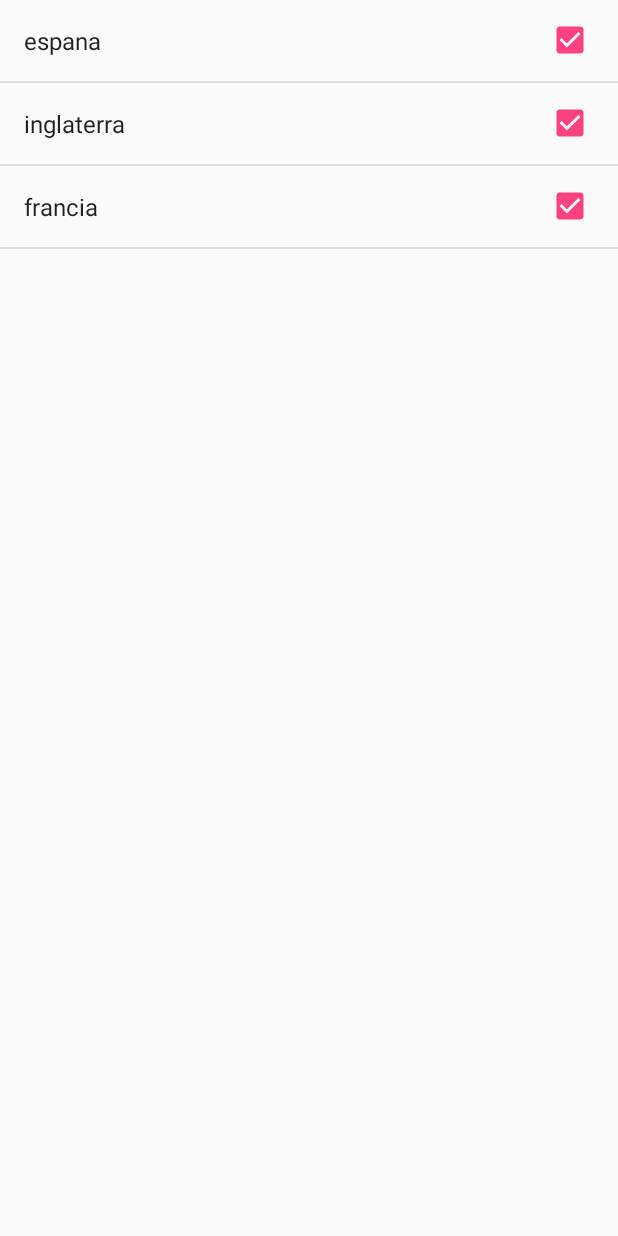
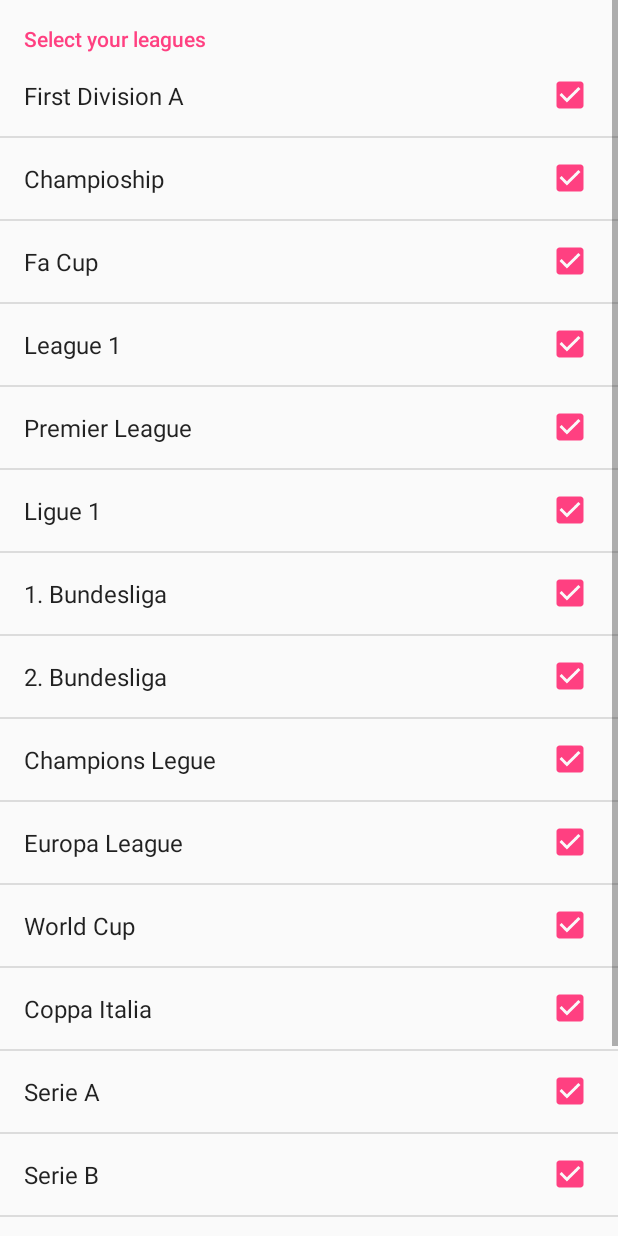
Before and after one commit to LuchoCubero/MeteleUnGolAlMachismo, an Android app: the SettingsActivity screen opened directly, with no data from a screen before it, after a tap on "Select your leagues", on a phone screen of 412 x 824 dp. Run offline under Robolectric (Android 15) with nearby library versions, the phone set to English and light mode, and no system bars; libraries missing offline, so code that uses them is left out: com.twitter.sdk; 1 other tap on this screen came first.

Commit message:
League filter added. Changed "Not Started" to the date of the match in UTC time zone.

```diff
--- a/app/src/main/AndroidManifest.xml
+++ b/app/src/main/AndroidManifest.xml
@@ -17,11 +17,9 @@
             android:value="@string/facebook_app_id" />
 
         <activity
-            android:name=".LoginActivity"
-            android:noHistory="false">
+            android:name=".LoginActivity">
             <intent-filter>
                 <action android:name="android.intent.action.MAIN" />
-
                 <category android:name="android.intent.category.LAUNCHER" />
             </intent-filter>
         </activity>
@@ -29,7 +27,7 @@
             android:name="com.facebook.FacebookActivity"
             android:configChanges="keyboard|keyboardHidden|screenLayout|screenSize|orientation"
             android:label="@string/app_name" />
-        <activity android:name=".MainActivity" />
+        <activity android:name=".MainActivity"/>
         <activity
             android:name="com.facebook.CustomTabActivity"
             android:exported="true">
--- a/app/src/main/res/xml/preferences.xml
+++ b/app/src/main/res/xml/preferences.xml
@@ -9,17 +9,75 @@
         android:key="list_leagues"
         android:title="@string/leagues"
         android:persistent="false">
+        <PreferenceCategory
+            android:title="@string/leagues"/>
         <CheckBoxPreference
-            android:key="espana"
-            android:title="espana"
+            android:key="firstdivisiona"
+            android:title="First Division A"
             android:defaultValue="true"/>
         <CheckBoxPreference
-            android:key="inglaterra"
-            android:title="inglaterra"
+            android:key="champioship"
+            android:title="Champioship"
             android:defaultValue="true"/>
         <CheckBoxPreference
-            android:key="francia"
-            android:title="francia"
+            android:key="facup"
+            android:title="Fa Cup"
+            android:defaultValue="true"/>
+        <CheckBoxPreference
+            android:key="league1"
+            android:title="League 1"
+            android:defaultValue="true"/>
+        <CheckBoxPreference
+            android:key="premierleague"
+            android:title="Premier League"
+            android:defaultValue="true"/>
+        <CheckBoxPreference
+            android:key="ligue1"
+            android:title="Ligue 1"
+            android:defaultValue="true"/>
+        <CheckBoxPreference
+            android:key="1bundesliga"
+            android:title="1. Bundesliga"
+            android:defaultValue="true"/>
+        <CheckBoxPreference
+            android:key="2bundesliga"
+            android:title="2. Bundesliga"
+            android:defaultValue="true"/>
+        <CheckBoxPreference
+            android:key="championslegue"
+            android:title="Champions Legue"
+            android:defaultValue="true"/>
+        <CheckBoxPreference
+            android:key="europaleague"
+            android:title="Europa League"
+            android:defaultValue="true"/>
+        <CheckBoxPreference
+            android:key="worldcup"
+            android:title="World Cup"
+            android:defaultValue="true"/>
+        <CheckBoxPreference
+            android:key="coppaitalia"
+            android:title="Coppa Italia"
+            android:defaultValue="true"/>
+        <CheckBoxPreference
+            android:key="seriea"
+            android:title="Serie A"
+            android:defaultValue="true"/>
+        <CheckBoxPreference
+            android:key="serieb"
+            android:title="Serie B"
+            android:defaultValue="true"/>
+        <CheckBoxPreference
+            android:key="eredivise"
+            android:title="Eredivise"
+            android:defaultValue="true"/>
+        <CheckBoxPreference
+            android:key="primeradivision"
+            android:title="Primera Division"
+            android:defaultValue="true"/>
+        <CheckBoxPreference
+            android:key="segundab"
+            android:title="Segunda B"
             android:defaultValue="true"/>
     </PreferenceScreen>
 </PreferenceScreen>
```
Also changed, not shown: app/src/main/java/cr/ac/tec/meteleungolalmachismo/CompetitionAdapter.java (+10 -1 lines), app/src/main/java/cr/ac/tec/meteleungolalmachismo/MainActivity.java (+153 -142 lines), app/src/main/java/cr/ac/tec/meteleungolalmachismo/Match.java (+14 -0 lines).
